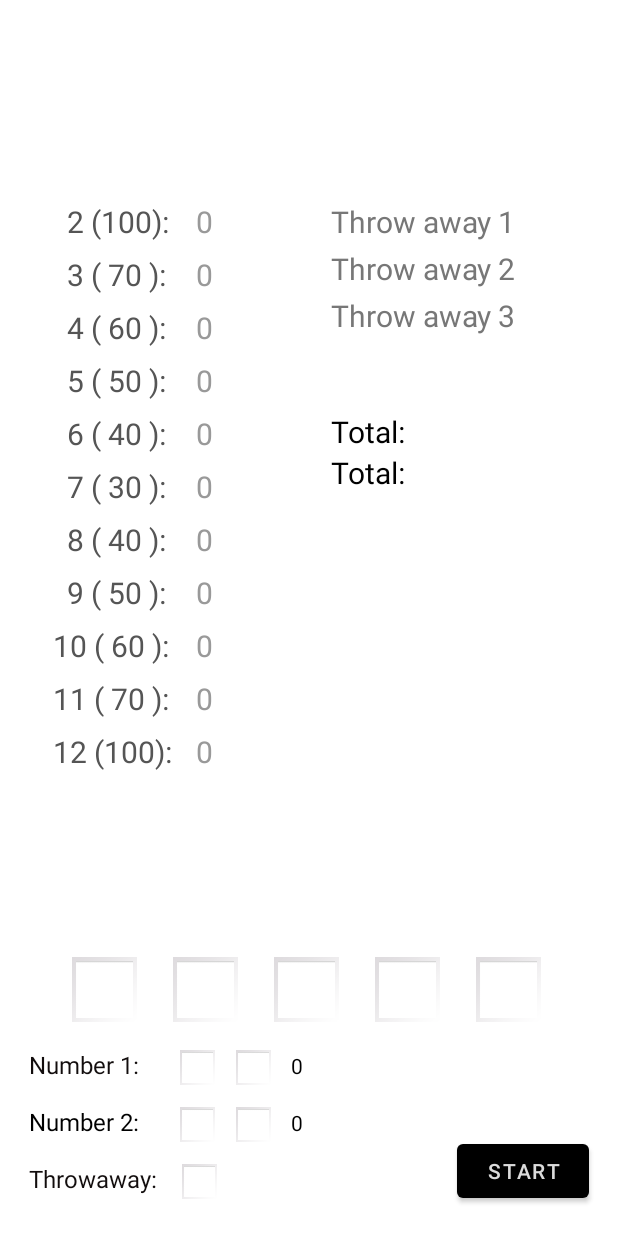
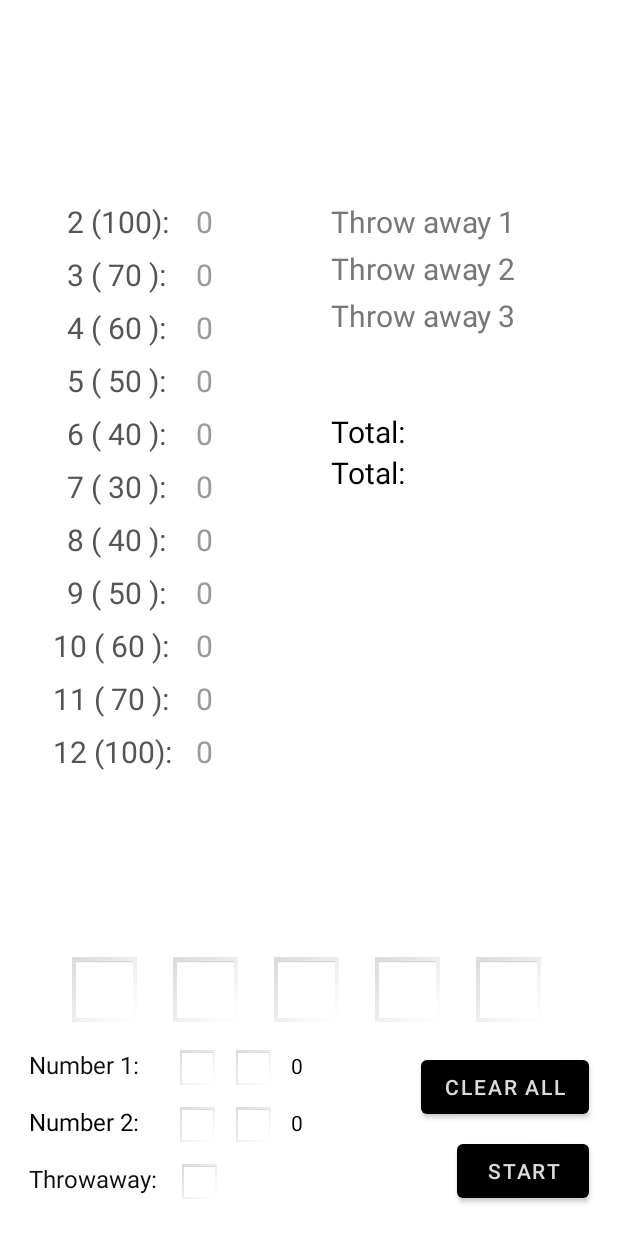
Before and after one commit to Ferch04/SolitaireDiceApp, an Android app: the layout activity_main.xml on its own in the app's theme, with its tools: preview values and no code run, on a phone screen of 412 x 824 dp. Run offline under Robolectric (Android 15) with nearby library versions, the phone set to English and light mode, and no system bars.

Commit message:
Clear all dices
Created new button to clear all selected dices

```diff
--- a/app/src/main/res/layout/activity_main.xml
+++ b/app/src/main/res/layout/activity_main.xml
@@ -200,6 +200,20 @@
         android:textColor="@color/white_1"
         app:backgroundTint="@color/black"
         app:layout_constraintBottom_toBottomOf="parent"
+        app:layout_constraintEnd_toEndOf="parent" />
+
+    <Button
+        android:id="@+id/clearDices"
+        android:layout_width="wrap_content"
+        android:layout_height="wrap_content"
+        android:layout_marginEnd="16dp"
+        android:layout_marginRight="16dp"
+        android:layout_marginBottom="8dp"
+        android:text="Clear all"
+        android:textColor="@color/white_1"
+        android:textColorHint="@color/teal_200"
+        app:backgroundTint="@color/black"
+        app:layout_constraintBottom_toTopOf="@+id/rollDices"
         app:layout_constraintEnd_toEndOf="parent" />
 
     <LinearLayout
```
Also changed, not shown: app/src/main/java/myFirstApp/com/solitairedice/MainActivity.java (+14 -0 lines), app/src/main/java/myFirstApp/com/solitairedice/SolitaireWindow.java (+11 -0 lines).
